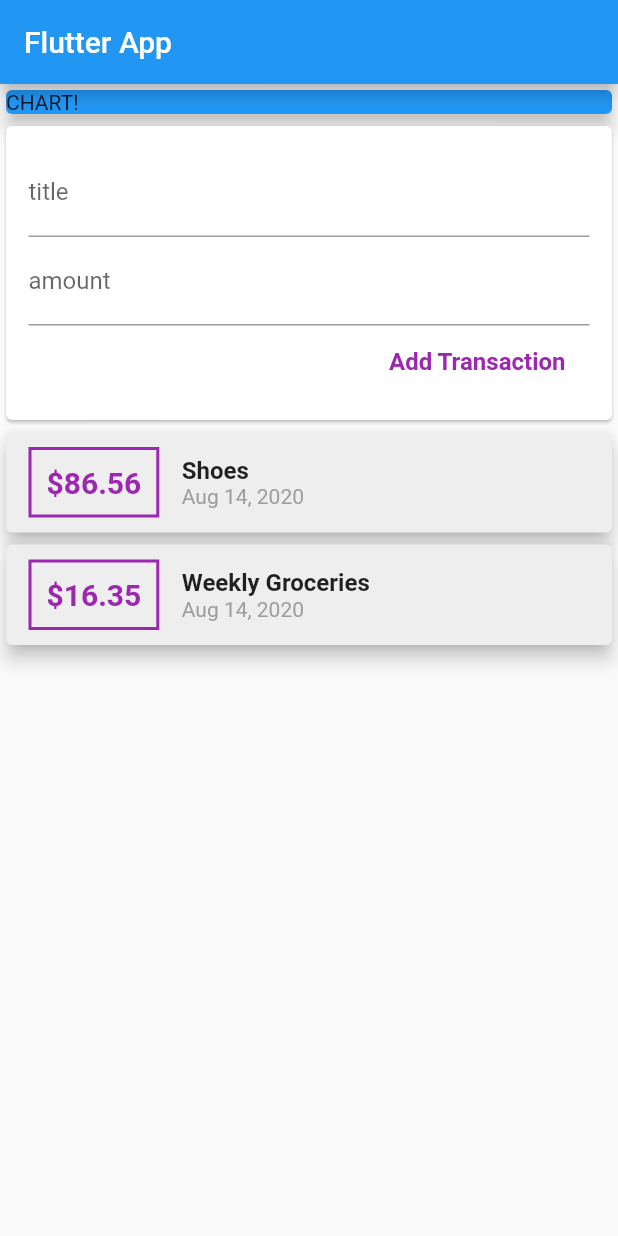
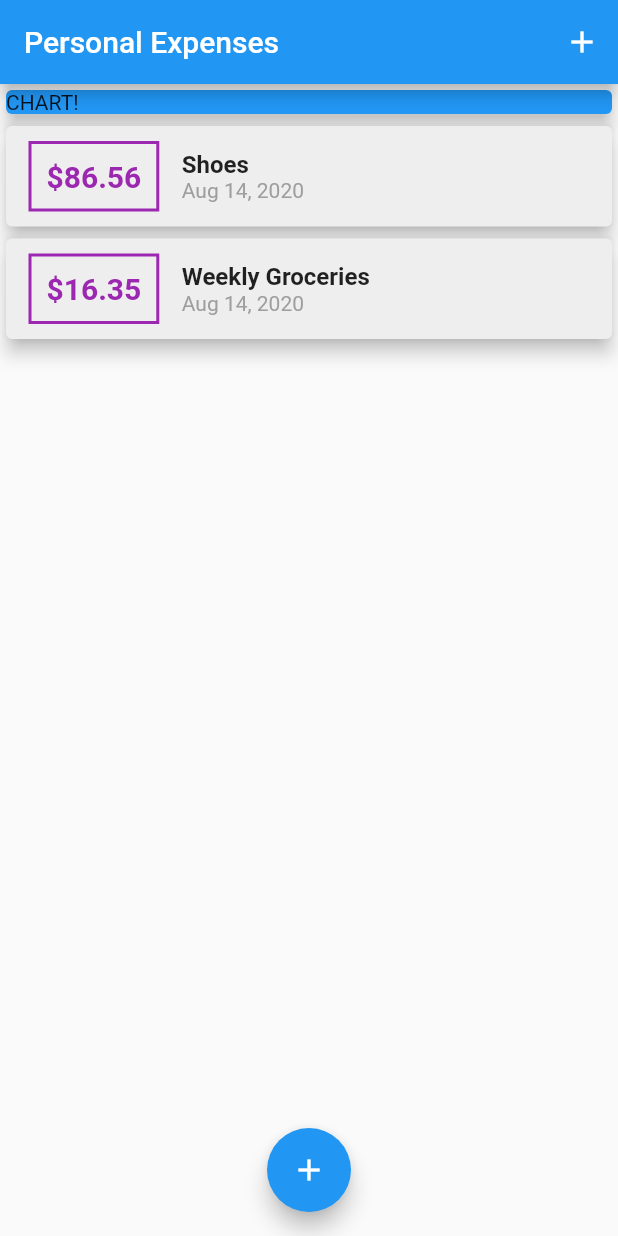
Before and after one commit to ksachchidanand/expanse-planner, a Flutter app: the screen it shows after launch, on a phone screen of 412 x 824 dp. Run offline on Flutter 3.47's test engine with Material 2 defaults, Android fonts, the phone set to English and light mode, and no system bars.

```diff
--- a/lib/main.dart
+++ b/lib/main.dart
@@ -1,6 +1,8 @@
 import 'package:flutter/material.dart';
 
-import './widgets/user_transactions.dart';
+import './widgets/new_transaction.dart';
+import './widgets/transaction_list.dart';
+import './models/transaction.dart';
 
 void main() => runApp(MyApp());
 
@@ -8,17 +10,68 @@ class MyApp extends StatelessWidget {
   @override
   Widget build(BuildContext context) {
     return MaterialApp(
+      title: 'Personal Expenses',
       home: MyHomePage(),
     );
   }
 }
 
-class MyHomePage extends StatelessWidget {
+class MyHomePage extends StatefulWidget {
+  @override
+  _MyHomePageState createState() => _MyHomePageState();
+}
+
+class _MyHomePageState extends State<MyHomePage> {
+  final List<Transaction> _userTransactions = [
+    Transaction(
+      id: 't1',
+      title: 'Shoes',
+      amount: 86.56,
+      date: DateTime.now(),
+    ),
+    Transaction(
+      id: 't2',
+      title: 'Weekly Groceries',
+      amount: 16.35,
+      date: DateTime.now(),
+    ),
+  ];
+
+  _addNewTransaction(String title, double amount) {
+    final newTransaction = Transaction(
+      title: title,
+      amount: amount,
+      date: DateTime.now(),
+      id: DateTime.now().toString(),
+    );
+
+    setState(() {
+      _userTransactions.add(newTransaction);
+    });
+  }
+
+  void _startAddNewTransaction(BuildContext context) {
+    showModalBottomSheet(
+      context: context,
+      builder: (_) {
+        return NewTransaction(_addNewTransaction);
+      },
+    );
+  }
+
   @override
   Widget build(BuildContext context) {
     return Scaffold(
       appBar: AppBar(
-        title: Text('Flutter App'),
+        title: Text('Personal Expenses'),
+        actions: [
+          IconButton(
+            icon: Icon(Icons.add),
+            onPressed: () {
+              _startAddNewTransaction(context);
+            },
+          ),
+        ],
       ),
       body: ListView(
         children: [
@@ -30,8 +83,17 @@ class MyHomePage extends StatelessWidget {
               elevation: 5,
             ),
           ),
-          UserTransaction(),
+          TransactionList(_userTransactions),
         ],
+      ),
+      floatingActionButtonLocation: FloatingActionButtonLocation.centerFloat,
+      floatingActionButton: FloatingActionButton(
+        child: Icon(
+          Icons.add,
+        ),
+        onPressed: () {
+          _startAddNewTransaction(context);
+        },
       ),
     );
   }
--- a/lib/widgets/transaction_list.dart
+++ b/lib/widgets/transaction_list.dart
@@ -20,7 +20,7 @@ class TransactionList extends StatelessWidget {
             children: [
               Container(
                 child: Text(
-                  '\$${transactions[index].amount}', // + tx.amount.toString(),
+                  '\$${transactions[index].amount.toStringAsFixed(2)}',
                   style: TextStyle(
                     color: Colors.purple,
                     fontWeight: FontWeight.bold,
--- a/lib/widgets/user_transactions.dart
+++ /dev/null
@@ -1,50 +0,0 @@
-import 'package:flutter/material.dart';
-
-import './new_transaction.dart';
-import './transaction_list.dart';
-import '../models/transaction.dart';
-
-class UserTransaction extends StatefulWidget {
-  @override
-  _UserTransactionState createState() => _UserTransactionState();
-}
-
-class _UserTransactionState extends State<UserTransaction> {
-  final List<Transaction> _userTransactions = [
-    Transaction(
-      id: 't1',
-      title: 'Shoes',
-      amount: 86.56,
-      date: DateTime.now(),
-    ),
-    Transaction(
-      id: 't2',
-      title: 'Weekly Groceries',
-      amount: 16.35,
-      date: DateTime.now(),
-    ),
-  ];
-
-  _addNewTransaction(String title, double amount) {
-    final newTransaction = Transaction(
-      title: title,
-      amount: amount,
-      date: DateTime.now(),
-      id: DateTime.now().toString(),
-    );
-
-    setState(() {
-      _userTransactions.add(newTransaction);
-    });
-  }
-
-  @override
-  Widget build(BuildContext context) {
-    return Column(
-      children: [
-        NewTransaction(_addNewTransaction),
-        TransactionList(_userTransactions),
-      ],
-    );
-  }
-}
```
Also changed, not shown: lib/widgets/new_transaction.dart (+27 -9 lines).
